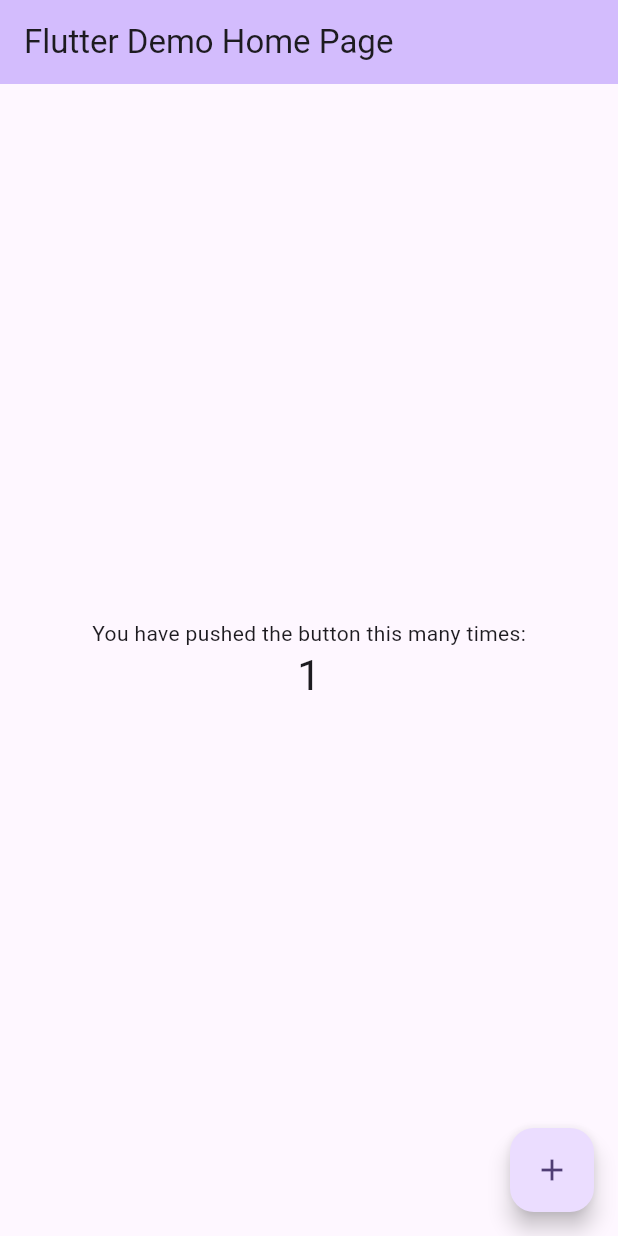
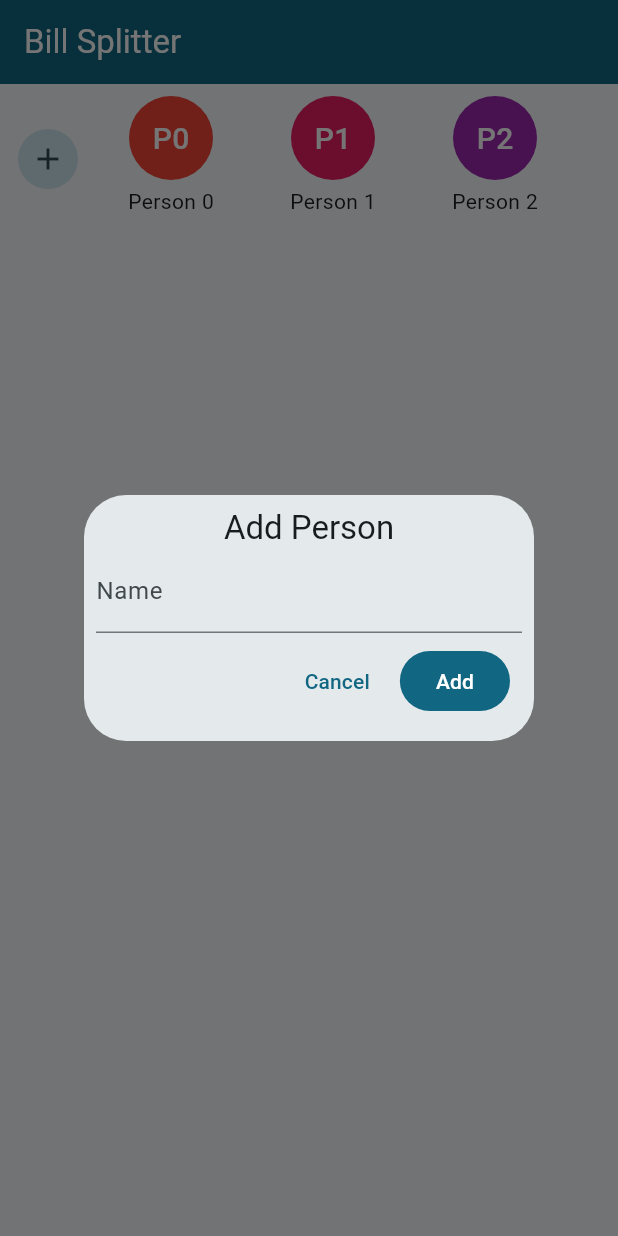
Before and after one commit to huynhmytuan/bill-calculator, a Flutter app: the screen it shows after launch, after a tap on the "add" icon, on a phone screen of 412 x 824 dp. Run offline on Flutter 3.47's test engine with Material 3 defaults, Android fonts, the phone set to English and light mode, and no system bars; our stand-ins replace equatable, gap.

Commit message:
feat: add home page

```diff
--- /dev/null
+++ b/lib/add_person_dialog.dart
@@ -0,0 +1,47 @@
+import 'package:flutter/material.dart';
+
+class AddPersonDialog extends StatelessWidget {
+  const AddPersonDialog({super.key});
+
+  @override
+  Widget build(BuildContext context) {
+    return Dialog(
+      child: ConstrainedBox(
+        constraints: const BoxConstraints(maxWidth: 300),
+        child: Padding(
+          padding: const EdgeInsets.all(8.0),
+          child: Column(
+            mainAxisSize: MainAxisSize.min,
+            children: [
+              Text(
+                'Add Person',
+                style: Theme.of(context).textTheme.titleLarge,
+              ),
+              const TextField(
+                decoration: InputDecoration(
+                  labelText: 'Name',
+                ),
+              ),
+              ButtonBar(
+                children: [
+                  TextButton(
+                    onPressed: () {
+                      Navigator.of(context).pop();
+                    },
+                    child: const Text('Cancel'),
+                  ),
+                  FilledButton(
+                    onPressed: () {
+                      Navigator.of(context).pop();
+                    },
+                    child: const Text('Add'),
+                  ),
+                ],
+              ),
+            ],
+          ),
+        ),
+      ),
+    );
+  }
+}
--- /dev/null
+++ b/lib/home_page.dart
@@ -0,0 +1,22 @@
+import 'package:bill_calculator/person_list.dart';
+import 'package:flutter/material.dart';
+
+class HomePage extends StatelessWidget {
+  const HomePage({super.key});
+
+  @override
+  Widget build(BuildContext context) {
+    return Scaffold(
+      appBar: AppBar(
+        title: const Text('Bill Splitter'),
+        foregroundColor: Theme.of(context).colorScheme.onPrimary,
+        backgroundColor: Theme.of(context).colorScheme.primary,
+      ),
+      body: const Column(
+        children: [
+          PersonsList(),
+        ],
+      ),
+    );
+  }
+}
--- a/lib/main.dart
+++ b/lib/main.dart
@@ -1,3 +1,5 @@
+import 'package:bill_calculator/home_page.dart';
+import 'package:bill_calculator/utils/custom_scroll_behavior.dart';
 import 'package:flutter/material.dart';
 
 void main() {
@@ -11,115 +13,13 @@
   @override
   Widget build(BuildContext context) {
     return MaterialApp(
+      scrollBehavior: MyCustomScrollBehavior(),
       title: 'Flutter Demo',
       theme: ThemeData(
-        // This is the theme of your application.
-        //
-        // TRY THIS: Try running your application with "flutter run". You'll see
-        // the application has a purple toolbar. Then, without quitting the app,
-        // try changing the seedColor in the colorScheme below to Colors.green
-        // and then invoke "hot reload" (save your changes or press the "hot
-        // reload" button in a Flutter-supported IDE, or press "r" if you used
-        // the command line to start the app).
-        //
-        // Notice that the counter didn't reset back to zero; the application
-        // state is not lost during the reload. To reset the state, use hot
-        // restart instead.
-        //
-        // This works for code too, not just values: Most code changes can be
-        // tested with just a hot reload.
-        colorScheme: ColorScheme.fromSeed(seedColor: Colors.deepPurple),
+        colorScheme: ColorScheme.fromSeed(seedColor: Colors.blueGrey),
         useMaterial3: true,
       ),
-      home: const MyHomePage(title: 'Flutter Demo Home Page'),
+      home: const HomePage(),
     );
   }
 }
-
-class MyHomePage extends StatefulWidget {
-  const MyHomePage({super.key, required this.title});
-
-  // This widget is the home page of your application. It is stateful, meaning
-  // that it has a State object (defined below) that contains fields that affect
-  // how it looks.
-
-  // This class is the configuration for the state. It holds the values (in this
-  // case the title) provided by the parent (in this case the App widget) and
-  // used by the build method of the State. Fields in a Widget subclass are
-  // always marked "final".
-
-  final String title;
-
-  @override
-  State<MyHomePage> createState() => _MyHomePageState();
-}
-
-class _MyHomePageState extends State<MyHomePage> {
-  int _counter = 0;
-
-  void _incrementCounter() {
-    setState(() {
-      // This call to setState tells the Flutter framework that something has
-      // changed in this State, which causes it to rerun the build method below
-      // so that the display can reflect the updated values. If we changed
-      // _counter without calling setState(), then the build method would not be
-      // called again, and so nothing would appear to happen.
-      _counter++;
-    });
-  }
-
-  @override
-  Widget build(BuildContext context) {
-    // This method is rerun every time setState is called, for instance as done
-    // by the _incrementCounter method above.
-    //
-    // The Flutter framework has been optimized to make rerunning build methods
-    // fast, so that you can just rebuild anything that needs updating rather
-    // than having to individually change instances of widgets.
-    return Scaffold(
-      appBar: AppBar(
-        // TRY THIS: Try changing the color here to a specific color (to
-        // Colors.amber, perhaps?) and trigger a hot reload to see the AppBar
-        // change color while the other colors stay the same.
-        backgroundColor: Theme.of(context).colorScheme.inversePrimary,
-        // Here we take the value from the MyHomePage object that was created by
-        // the App.build method, and use it to set our appbar title.
-        title: Text(widget.title),
-      ),
-      body: Center(
-        // Center is a layout widget. It takes a single child and positions it
-        // in the middle of the parent.
-        child: Column(
-          // Column is also a layout widget. It takes a list of children and
-          // arranges them vertically. By default, it sizes itself to fit its
-          // children horizontally, and tries to be as tall as its parent.
-          //
-          // Column has various properties to control how it sizes itself and
-          // how it positions its children. Here we use mainAxisAlignment to
-          // center the children vertically; the main axis here is the vertical
-          // axis because Columns are vertical (the cross axis would be
-          // horizontal).
-          //
-          // TRY THIS: Invoke "debug painting" (choose the "Toggle Debug Paint"
-          // action in the IDE, or press "p" in the console), to see the
-          // wireframe for each widget.
-          mainAxisAlignment: MainAxisAlignment.center,
-          children: <Widget>[
-            const Text(
-              'You have pushed the button this many times:',
-            ),
-            Text(
-              '$_counter',
-              style: Theme.of(context).textTheme.headlineMedium,
-            ),
-          ],
-        ),
-      ),
-      floatingActionButton: FloatingActionButton(
-        onPressed: _incrementCounter,
-        tooltip: 'Increment',
-        child: const Icon(Icons.add),
-      ), // This trailing comma makes auto-formatting nicer for build methods.
-    );
-  }
-}
--- /dev/null
+++ b/lib/models/person.dart
@@ -0,0 +1,17 @@
+import 'package:equatable/equatable.dart';
+import 'package:flutter/material.dart';
+import 'package:uuid/uuid.dart';
+
+class Person extends Equatable {
+  const Person({
+    required this.name,
+    this.color = Colors.blue,
+  }) : id = const Uuid();
+
+  final Uuid id;
+  final String name;
+  final Color color;
+
+  @override
+  List<Object?> get props => [id, name];
+}
--- /dev/null
+++ b/lib/person_list.dart
@@ -0,0 +1,97 @@
+import 'package:bill_calculator/add_person_dialog.dart';
+import 'package:bill_calculator/models/person.dart';
+import 'package:bill_calculator/utils/color_ext.dart';
+import 'package:bill_calculator/utils/string_ext.dart';
+import 'package:flutter/material.dart';
+import 'package:flutter/widgets.dart';
+import 'package:gap/gap.dart';
+
+class PersonsList extends StatelessWidget {
+  const PersonsList({super.key});
+
+  @override
+  Widget build(BuildContext context) {
+    return SizedBox(
+      height: 100,
+      child: Padding(
+        padding: const EdgeInsets.all(8.0),
+        child: Row(
+          children: [
+            const _AddIcon(),
+            const Gap(8),
+            Expanded(
+              child: ListView.separated(
+                scrollDirection: Axis.horizontal,
+                itemCount: 10,
+                separatorBuilder: (context, index) => const Gap(8),
+                itemBuilder: (context, index) {
+                  return _PersonWidget(
+                    person: Person(
+                      name: 'Person $index',
+                      color: Colors.primaries[index % Colors.primaries.length],
+                    ),
+                  );
+                },
+              ),
+            ),
+          ],
+        ),
+      ),
+    );
+  }
+}
+
+class _AddIcon extends StatelessWidget {
+  const _AddIcon({super.key});
+
+  void _showAddPersonDialog(BuildContext context) {
+    showDialog(
+      context: context,
+      barrierDismissible: true,
+      useRootNavigator: true,
+      builder: (context) {
+        return const AddPersonDialog();
+      },
+    );
+  }
+
+  @override
+  Widget build(BuildContext context) {
+    return IconButton.filledTonal(
+      onPressed: () => _showAddPersonDialog(context),
+      icon: const Icon(Icons.add),
+    );
+  }
+}
+
+class _PersonWidget extends StatelessWidget {
+  const _PersonWidget({
+    super.key,
+    required this.person,
+  });
+  final Person person;
+
+  @override
+  Widget build(BuildContext context) {
+    return SizedBox(
+      width: 100,
+      child: Column(
+        children: [
+          CircleAvatar(
+            radius: 28,
+            backgroundColor: person.color,
+            child: Text(
+              person.name.wordsInitials(),
+              style: TextStyle(
+                color: person.color.contractColor,
+                fontSize: 20,
+              ),
+            ),
+          ),
+          const Gap(4),
+          Text(person.name),
+        ],
+      ),
+    );
+  }
+}
--- /dev/null
+++ b/lib/utils/color_ext.dart
@@ -0,0 +1,6 @@
+import 'package:flutter/material.dart';
+
+extension ColorX on Color {
+  Color get contractColor =>
+      computeLuminance() > 0.5 ? Colors.black : Colors.white;
+}
--- /dev/null
+++ b/lib/utils/custom_scroll_behavior.dart
@@ -0,0 +1,13 @@
+import 'dart:ui';
+
+import 'package:flutter/material.dart';
+
+class MyCustomScrollBehavior extends MaterialScrollBehavior {
+  // Override behavior methods and getters like dragDevices
+  @override
+  Set<PointerDeviceKind> get dragDevices => {
+        PointerDeviceKind.touch,
+        PointerDeviceKind.trackpad,
+        PointerDeviceKind.mouse,
+      };
+}
--- /dev/null
+++ b/lib/utils/string_ext.dart
@@ -0,0 +1,5 @@
+extension StringX on String {
+  String wordsInitials([int maxWords = 2]) {
+    return split(' ').take(maxWords).map((e) => e[0]).join().toUpperCase();
+  }
+}
--- a/pubspec.yaml
+++ b/pubspec.yaml
@@ -35,6 +35,10 @@ dependencies:
   # The following adds the Cupertino Icons font to your application.
   # Use with the CupertinoIcons class for iOS style icons.
   cupertino_icons: ^1.0.6
+  riverpod: ^2.5.1
+  gap: ^3.0.1
+  uuid: ^4.4.0
+  equatable: ^2.0.5
 
 dev_dependencies:
   flutter_test:
```
Also changed, not shown: pubspec.lock.
